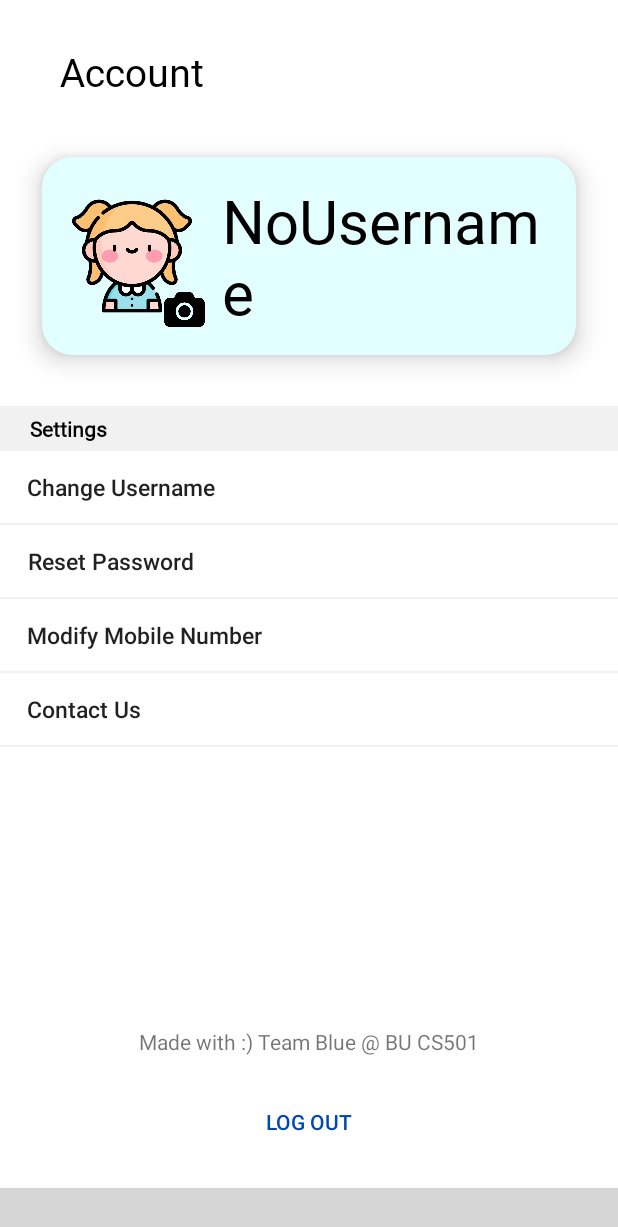
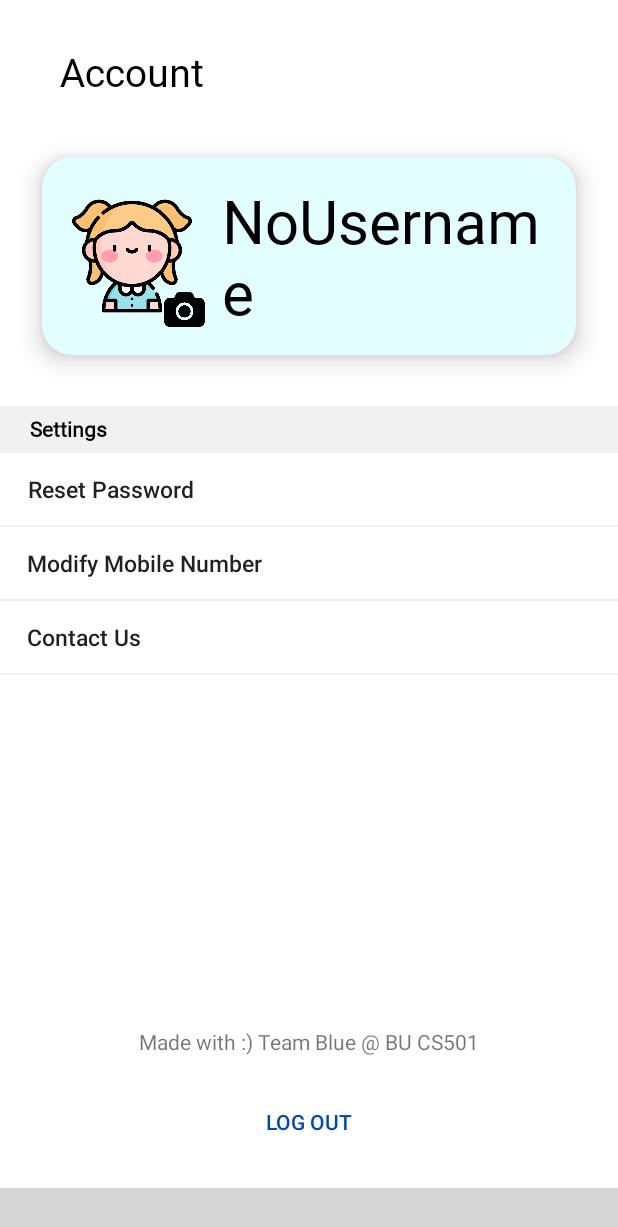
Before and after one commit to AdityaPal10/WeBillv2.0, an Android app: the fragment AccountFragment placed in its activity, on a phone screen of 412 x 824 dp. Shown: the top 1227 px of the screen. Run offline under Robolectric (Android 15) with nearby library versions, the phone set to English and light mode, and no system bars; libraries missing offline, so code that uses them is left out: nl.joery.animatedbottombar; plain views replace AnimatedBottomBar; 3 statements that could not run were skipped; grey boxes are pictures that could not be loaded.

Commit message:
Remove Change Username At Account Page

```diff
--- a/app/src/main/java/com/teamblue/WeBillv2/view/fragments/AccountFragment.java
+++ b/app/src/main/java/com/teamblue/WeBillv2/view/fragments/AccountFragment.java
@@ -69,15 +69,15 @@ public class AccountFragment extends Fragment {
             }
         });
 
-        /******Dialog for User Logout ****************/
-        buildChangeUsernameDialog();// build contents here
-        btnChangeUsername = (Button) view.findViewById(R.id.btnChangeUsername);
-        btnChangeUsername.setOnClickListener(new View.OnClickListener() {
-            @Override
-            public void onClick(View view) {
-                dialogChangeUsername.show();
-            }
-        });
+
+//        buildChangeUsernameDialog();// build contents here
+//        btnChangeUsername = (Button) view.findViewById(R.id.btnChangeUsername);
+//        btnChangeUsername.setOnClickListener(new View.OnClickListener() {
+//            @Override
+//            public void onClick(View view) {
+//                dialogChangeUsername.show();
+//            }
+//        });
 
 
 
@@ -86,30 +86,30 @@ public class AccountFragment extends Fragment {
         return view;
     }
 
-    private void buildChangeUsernameDialog() {
-        androidx.appcompat.app.AlertDialog.Builder builder = new androidx.appcompat.app.AlertDialog.Builder(this.getContext());
-        //Choose Dialog Layout here
-        View dialogView = getLayoutInflater().inflate(R.layout.popup_change_username, null);
-
-        edtChangeUserName = dialogView.findViewById(R.id.edtChangeUserName);
-
-        builder.setView(dialogView);
-        builder.setTitle("Change Your Username Here")
-                .setPositiveButton("Done", new DialogInterface.OnClickListener() {
-                    @Override
-                    public void onClick(DialogInterface dialog, int which) {
-                        tvAccountPageUsername.setText(edtChangeUserName.getText().toString()); //set new username to textview
-                        savedUsername = edtChangeUserName.getText().toString(); //save new username to sharedPreference
-                    }
-                })
-                .setNegativeButton("Cancel", new DialogInterface.OnClickListener() {
-                    @Override
-                    public void onClick(DialogInterface dialog, int which) {
-
-                    }
-                });
-        dialogChangeUsername = builder.create();
-    }
+//    private void buildChangeUsernameDialog() {
+//        androidx.appcompat.app.AlertDialog.Builder builder = new androidx.appcompat.app.AlertDialog.Builder(this.getContext());
+//        //Choose Dialog Layout here
+//        View dialogView = getLayoutInflater().inflate(R.layout.popup_change_username, null);
+//
+//        edtChangeUserName = dialogView.findViewById(R.id.edtChangeUserName);
+//
+//        builder.setView(dialogView);
+//        builder.setTitle("Change Your Username Here")
+//                .setPositiveButton("Done", new DialogInterface.OnClickListener() {
+//                    @Override
+//                    public void onClick(DialogInterface dialog, int which) {
+//                        tvAccountPageUsername.setText(edtChangeUserName.getText().toString()); //set new username to textview
+//                        savedUsername = edtChangeUserName.getText().toString(); //save new username to sharedPreference
+//                    }
+//                })
+//                .setNegativeButton("Cancel", new DialogInterface.OnClickListener() {
+//                    @Override
+//                    public void onClick(DialogInterface dialog, int which) {
+//
+//                    }
+//                });
+//        dialogChangeUsername = builder.create();
+//    }
 
     private void buildUserLogoutDialog() {
         androidx.appcompat.app.AlertDialog.Builder builder = new androidx.appcompat.app.AlertDialog.Builder(this.getContext());
--- a/app/src/main/res/layout/fragment_account.xml
+++ b/app/src/main/res/layout/fragment_account.xml
@@ -104,16 +104,16 @@
         android:layout_below="@+id/settingsTextRelativeLayout"
         android:orientation="vertical">
 
-        <Button
-            android:id="@+id/btnChangeUsername"
-            android:layout_width="match_parent"
-            android:layout_height="wrap_content"
-            android:layout_marginTop="0dp"
-            android:background="@color/Transparent"
-            android:paddingLeft="-250dp"
-            android:text="Change Username"
-            android:textAllCaps="false"
-            android:textSize="15dp" />
+<!--        <Button-->
+<!--            android:id="@+id/btnChangeUsername"-->
+<!--            android:layout_width="match_parent"-->
+<!--            android:layout_height="wrap_content"-->
+<!--            android:layout_marginTop="0dp"-->
+<!--            android:background="@color/Transparent"-->
+<!--            android:paddingLeft="-250dp"-->
+<!--            android:text="Change Username"-->
+<!--            android:textAllCaps="false"-->
+<!--            android:textSize="15dp" />-->
 
         <ImageView
             android:layout_width="match_parent"
```
